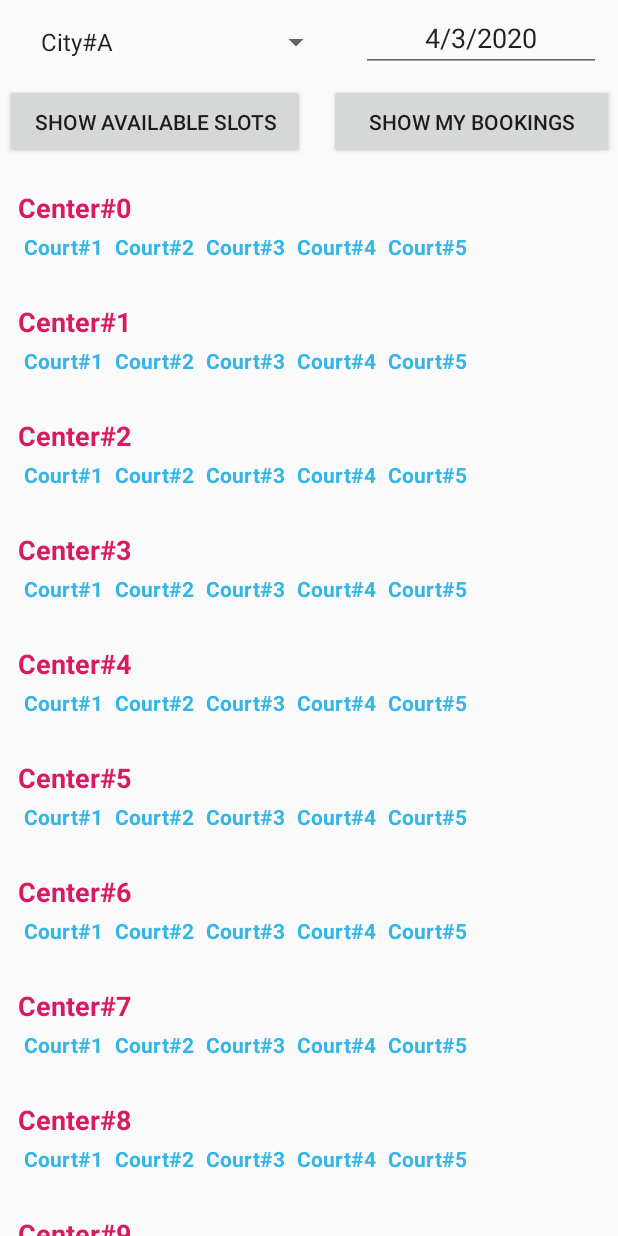
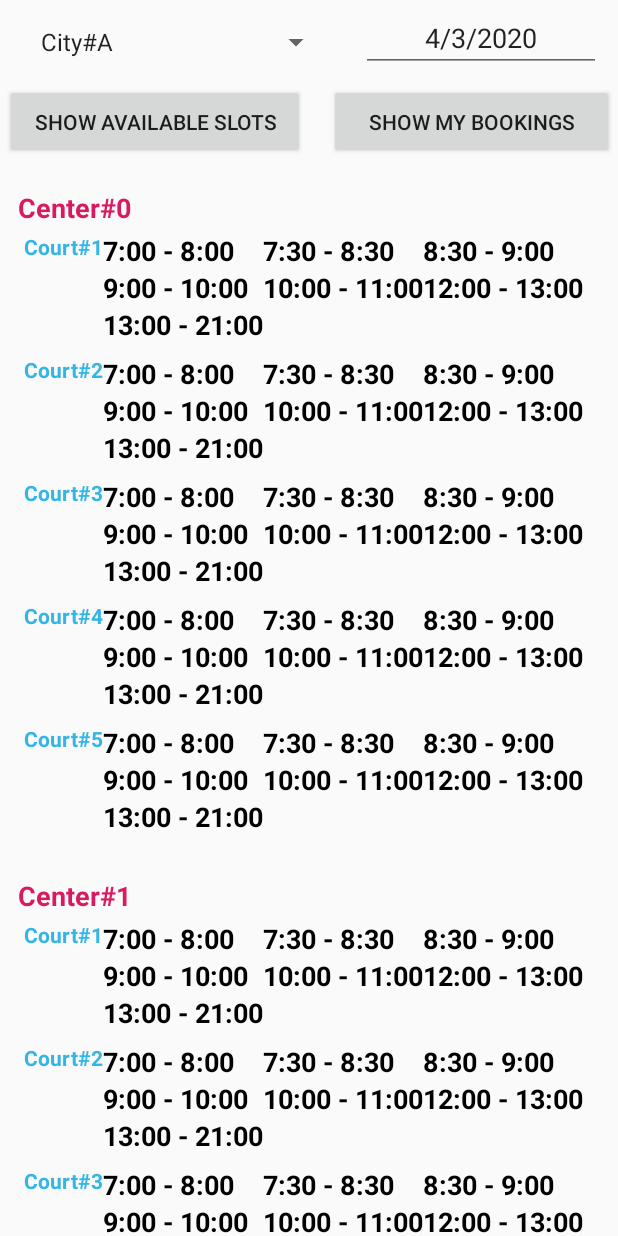
Before and after one commit to minhkhuong2404/badmintonBookingApp, an Android app: the screen it shows after launch (MainActivity), on a phone screen of 412 x 824 dp. Run offline under Robolectric (Android 15) with nearby library versions, the phone set to English and light mode, and no system bars.

Commit message:
Update UI - Show Slots

```diff
--- a/TierPresent/CourtBooking/app/src/main/java/com/example/courtbooking/CenterAdapter.kt
+++ b/TierPresent/CourtBooking/app/src/main/java/com/example/courtbooking/CenterAdapter.kt
@@ -13,7 +13,9 @@ import androidx.recyclerview.widget.RecyclerView.ViewHolder
 import kotlinx.android.synthetic.main.center.view.*
 
 
-class CenterAdapter(private val listCenter: List<Center>) : RecyclerView.Adapter<CenterAdapter.CenterViewHolder>() {
+class CenterAdapter(private val centerList: List<Center>) : RecyclerView.Adapter<CenterAdapter.CenterViewHolder>() {
+    // Create ViewPool for child RecyclerView
+    private var viewPool = RecyclerView.RecycledViewPool()
 
     // Referring to the views for each data item
     class CenterViewHolder(itemView: View) : RecyclerView.ViewHolder(itemView) {
@@ -23,8 +25,7 @@ class CenterAdapter(private val listCenter: List<Center>) : RecyclerView.Adapter
         val recyclerViewCourt: RecyclerView = itemView.findViewById(R.id.rv_court)
     }
 
-    // Create ViewPool for child RecyclerView
-    private var viewPool = RecyclerView.RecycledViewPool()
+
 
     override fun onCreateViewHolder(parent: ViewGroup, viewType: Int): CenterViewHolder {
 
@@ -37,18 +38,19 @@ class CenterAdapter(private val listCenter: List<Center>) : RecyclerView.Adapter
     // Assign the contents to a view (invoked by the layout manager)
     override fun onBindViewHolder(holder: CenterViewHolder, position: Int) {
         // - get  element from your dataset at this position
-        val currentCenter = listCenter[position]
+        val currentCenter = centerList[position]
+
 
         // - replace the contents of the view with that element
         holder.textView.text = currentCenter.name
 
         // Call child adapter to show child recyclerview
         holder.recyclerViewCourt.apply {
-            layoutManager = LinearLayoutManager(holder.recyclerViewCourt.context, LinearLayout.HORIZONTAL, false)
+            layoutManager = LinearLayoutManager(holder.recyclerViewCourt.context, LinearLayout.VERTICAL, false)
             adapter = CourtAdapter(currentCenter.courtList)
             setRecycledViewPool(viewPool)
         }
     }
     // Return the size of your dataset (invoked by the layout manager)
-    override fun getItemCount() = listCenter.size
+    override fun getItemCount() = centerList.size
 }
--- a/TierPresent/CourtBooking/app/src/main/java/com/example/courtbooking/Court.kt
+++ b/TierPresent/CourtBooking/app/src/main/java/com/example/courtbooking/Court.kt
@@ -1,3 +1,3 @@
 package com.example.courtbooking
 
-data class Court (val name: String)
+data class Court (val name: String, val slotList : List<Slot>)
--- a/TierPresent/CourtBooking/app/src/main/java/com/example/courtbooking/CourtAdapter.kt
+++ b/TierPresent/CourtBooking/app/src/main/java/com/example/courtbooking/CourtAdapter.kt
@@ -3,15 +3,23 @@ package com.example.courtbooking
 import android.view.LayoutInflater
 import android.view.View
 import android.view.ViewGroup
+import android.widget.GridLayout
+import android.widget.LinearLayout
 import android.widget.TextView
+import androidx.recyclerview.widget.GridLayoutManager
 import androidx.recyclerview.widget.RecyclerView
 import kotlinx.android.synthetic.main.court.view.*
 
 class CourtAdapter(private val courtList: List<Court>) : RecyclerView.Adapter<CourtAdapter.CourtViewHolder>() {
+    // Create ViewPool for child RecyclerView
+    private var viewPool = RecyclerView.RecycledViewPool()
 
     // Referring to the views for each data item
     class CourtViewHolder(itemView: View) : RecyclerView.ViewHolder(itemView) {
         val courtTextView: TextView = itemView.tv_court
+
+        // Load recycler view of child: rv_court
+        val recyclerViewSlot: RecyclerView = itemView.findViewById(R.id.rv_slot)
     }
 
     // Create new views (invoked by the layout manager)
@@ -27,10 +35,17 @@ class CourtAdapter(private val courtList: List<Court>) : RecyclerView.Adapter<Co
     // Assign the contents to a view (invoked by the layout manager)
     override fun onBindViewHolder(holder: CourtViewHolder, position: Int) {
         // - get  element from your dataset at this position
-        val court = courtList[position]
+        val currentCourt = courtList[position]
 
         // - replace the contents of the view with that element
-        holder.courtTextView.text = court.name
+        holder.courtTextView.text = currentCourt.name
+
+        // Call child adapter to show child recyclerview
+        holder.recyclerViewSlot.apply {
+            layoutManager = GridLayoutManager(holder.recyclerViewSlot.context, 3, GridLayoutManager.VERTICAL, false)
+            adapter = SlotAdapter(currentCourt.slotList)
+            setRecycledViewPool(viewPool)
+        }
     }
 
     // Return the size of your dataset (invoked by the layout manager)
--- a/TierPresent/CourtBooking/app/src/main/java/com/example/courtbooking/MainActivity.kt
+++ b/TierPresent/CourtBooking/app/src/main/java/com/example/courtbooking/MainActivity.kt
@@ -81,7 +81,7 @@ class MainActivity : AppCompatActivity() {
 
         // Initialize the CENTER recycler view
         viewManager = LinearLayoutManager(this)
-        viewAdapter = CenterAdapter(getCenterCourtList(27))
+        viewAdapter = CenterAdapter(getCenterCourtSlotList(27))
 
         recyclerView = findViewById<RecyclerView>(R.id.rv_center).apply {
             // use a linear layout manager
@@ -92,7 +92,7 @@ class MainActivity : AppCompatActivity() {
         }
     }
     // Generate fake data for testing recycler view
-    private fun getCenterCourtList(size: Int): List<Center> {
+    private fun getCenterCourtSlotList(size: Int): List<Center> {
         val list = ArrayList<Center>()
         val exampleCourtList = getCourtList()
         for (i in 0 until size) {
@@ -102,8 +102,13 @@ class MainActivity : AppCompatActivity() {
         return list
     }
     private fun getCourtList(): List<Court> {
-        val list = listOf<Court>(Court("Court#1"), Court("Court#2"),Court("Court#3"),
-                                        Court("Court#4"),Court("Court#5"))
+        val list = listOf<Court>(Court("Court#1", getSlotList()), Court("Court#2", getSlotList()),
+            Court("Court#3", getSlotList()), Court("Court#4", getSlotList()),Court("Court#5", getSlotList()))
         return list
     }
+    private fun getSlotList(): List<Slot> {
+        val slots = listOf<Slot>(Slot("7:00 - 8:00"), Slot("7:30 - 8:30"), Slot("8:30 - 9:00"),
+            Slot("9:00 - 10:00"), Slot("10:00 - 11:00"), Slot("12:00 - 13:00"), Slot("13:00 - 21:00"))
+        return slots
+    }
 }
--- a/TierPresent/CourtBooking/app/src/main/res/layout/court.xml
+++ b/TierPresent/CourtBooking/app/src/main/res/layout/court.xml
@@ -14,12 +14,9 @@
         android:textColor="@android:color/holo_blue_light"
         android:textSize="14sp"
         android:textStyle="bold"/>
-    <!-- Slot recycler view must be here
+
         <androidx.recyclerview.widget.RecyclerView
             android:id="@+id/rv_slot"
-            android:layout_width="match_parent"
-            android:layout_height="wrap_content"
-            android:layout_gravity="center_vertical"
-            android:orientation="horizontal"/>
-    -->
+            android:layout_width="wrap_content"
+            android:layout_height="wrap_content"/>
 </LinearLayout>
--- a/TierPresent/CourtBooking/app/src/main/res/layout/slot.xml
+++ b/TierPresent/CourtBooking/app/src/main/res/layout/slot.xml
@@ -1,5 +1,5 @@
 <?xml version="1.0" encoding="utf-8"?>
-<androidx.cardview.widget.CardView xmlns:android="http://schemas.android.com/apk/res/android"
+<LinearLayout xmlns:android="http://schemas.android.com/apk/res/android"
     android:layout_width="wrap_content"
     android:layout_height="wrap_content">
     <TextView
@@ -10,4 +10,4 @@
         android:textColor="@android:color/black"
         android:textSize="18sp"
         android:textStyle="bold" />
-</androidx.cardview.widget.CardView>
+</LinearLayout>
```
